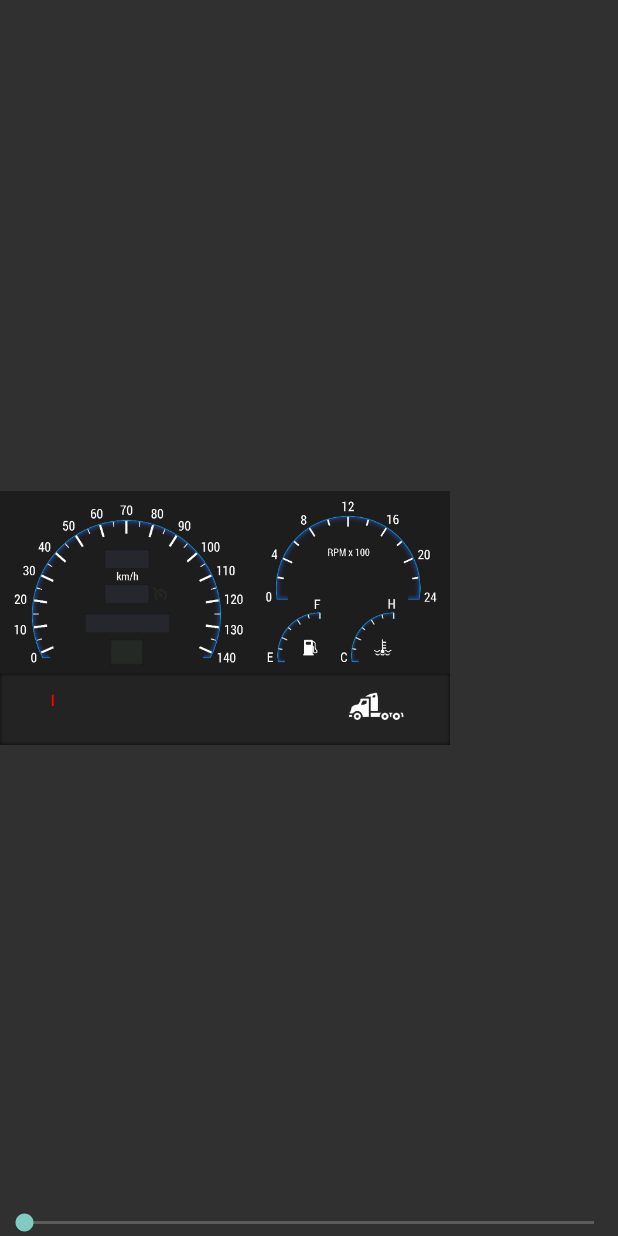
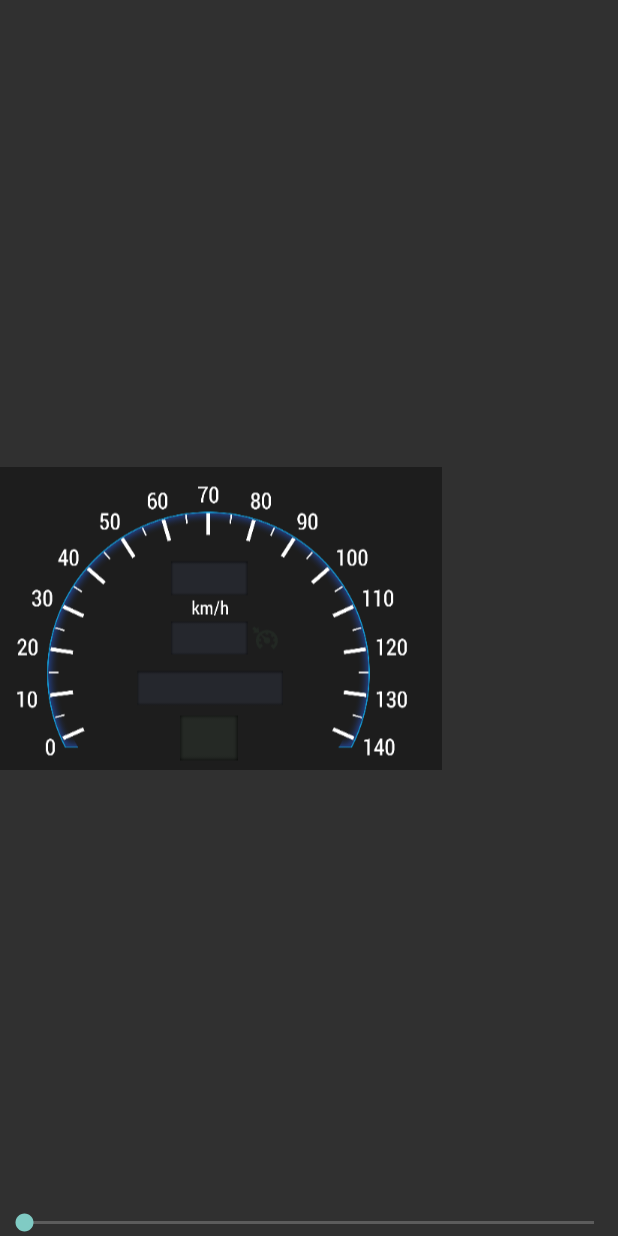
Before and after one commit to CrazyDude1994/ETS2DashboardClient, an Android app: the layout activity_main.xml on its own in the app's theme, with its tools: preview values and no code run, on a phone screen of 412 x 824 dp. Run offline under Robolectric (Android 15) with nearby library versions, the phone set to English and light mode, and no system bars.

Commit message:
Almost the end

```diff
--- a/app/src/main/java/com/crazydude/truckdashboard/GaugageView.java
+++ b/app/src/main/java/com/crazydude/truckdashboard/GaugageView.java
@@ -5,15 +5,20 @@ import android.content.Context;
 import android.content.res.TypedArray;
 import android.graphics.Canvas;
 import android.graphics.Color;
+import android.graphics.Matrix;
 import android.graphics.Paint;
+import android.graphics.Rect;
+import android.graphics.RectF;
 import android.os.Build;
 import android.util.AttributeSet;
+import android.view.MotionEvent;
 import android.view.View;
+import android.widget.ImageView;
 
 /**
  * Created by kartavtsev.s on 30.06.2015.
  */
-public class GaugageView extends View {
+public class GaugageView extends ImageView {
 
     private Paint mPaint;
     private float mCurrentValue;
@@ -26,6 +31,8 @@ public class GaugageView extends View {
     private float mCalculatedStartY;
     private float mCalculatedEndX;
     private float mCalculatedEndY;
+    private float mCoefX;
+    private float mCoefY;
 
     public GaugageView(Context context) {
         super(context);
@@ -51,37 +58,51 @@ public class GaugageView extends View {
 
     private void init(AttributeSet attrs) {
         mPaint = new Paint();
-        mPaint.setColor(Color.RED);
-        mPaint.setStrokeWidth(3);
 
         TypedArray typedArray = getContext().obtainStyledAttributes(attrs, R.styleable.GaugageView);
         mStartAngle = typedArray.getFloat(R.styleable.GaugageView_startAngle, 0);
         mEndAngle = typedArray.getFloat(R.styleable.GaugageView_endAngle, 360);
         mStartLength = typedArray.getFloat(R.styleable.GaugageView_startLength, 0);
         mEndLength = typedArray.getFloat(R.styleable.GaugageView_endLength, 50);
+        mMaxValue = typedArray.getFloat(R.styleable.GaugageView_maxValue, Math.abs(mEndAngle - mStartAngle));
+        mCoefX = typedArray.getFloat(R.styleable.GaugageView_coefX, 0.5f);
+        mCoefY = typedArray.getFloat(R.styleable.GaugageView_coefY, 0.5f);
         mCurrentValue = 0;
-        mMaxValue = Math.abs(mEndAngle - mStartAngle);
+        typedArray.recycle();
         calculateArrowPosition();
     }
 
-    @Override
+/*    @Override
     protected void onMeasure(int widthMeasureSpec, int heightMeasureSpec) {
-        int a = (int) (mEndLength * 2);
+        int a = (int) (Math.max(mEndLength, mCircleRadius) * 2);
         setMeasuredDimension(a, a);
-    }
+    }*/
 
     @Override
     protected void onDraw(Canvas canvas) {
         super.onDraw(canvas);
-        int width = canvas.getWidth() / 2;
-        int height = canvas.getHeight() / 2;
-        canvas.drawLine(width + mCalculatedStartX, height + mCalculatedStartY, width + mCalculatedEndX, height + mCalculatedEndY, mPaint);
+        float width = canvas.getWidth();
+        float height = canvas.getHeight();
+
+        float[] points = {mCalculatedStartX, mCalculatedStartY,
+                mCalculatedEndX, mCalculatedEndY,
+                height};
+
+        getImageMatrix().mapPoints(points);
+
+        float scaledX = points[4] * mCoefX;
+        float scaledY = points[5] * mCoefY;
+
+        mPaint.setColor(Color.RED);
+        mPaint.setStrokeWidth(3);
+        canvas.drawLine(points[0] + scaledX, points[1] + scaledY, points[2] + scaledX,
+                points[3] + scaledY, mPaint);
     }
 
     private void calculateArrowPosition() {
         float angleSize = Math.abs(mEndAngle - mStartAngle);
         float valueCoef = mCurrentValue / mMaxValue;
-        float angle = mStartAngle + (angleSize * (-valueCoef));
+        float angle = -mStartAngle + (angleSize * -valueCoef) + 90;
         double sin = Math.sin(Math.toRadians(angle));
         double cos = Math.cos(Math.toRadians(angle));
         mCalculatedStartX = (float) (mStartLength * sin);
--- a/app/src/main/java/com/crazydude/truckdashboard/MainActivity.java
+++ b/app/src/main/java/com/crazydude/truckdashboard/MainActivity.java
@@ -25,15 +25,10 @@ public class MainActivity extends AppCompatActivity implements ControlsProtocol.
     @ViewById(R.id.gaugage_view)
     GaugageView mSpeedometerView;
 
-    @Override
-    protected void attachBaseContext(Context newBase) {
-        super.attachBaseContext(CalligraphyContextWrapper.wrap(newBase));
-    }
 
     @AfterViews
     void initMainView() {
 
-        mSpeedometerView.setMaxValue(100);
 
         mSeekBar.setOnSeekBarChangeListener(new SeekBar.OnSeekBarChangeListener() {
             @Override
--- a/app/src/main/res/layout/activity_main.xml
+++ b/app/src/main/res/layout/activity_main.xml
@@ -5,23 +5,19 @@
     android:layout_height="match_parent"
     tools:context=".MainActivity">
 
-    <com.crazydude.truckdashboard.GaugageLayout
-        android:layout_width="300dp"
+    <com.crazydude.truckdashboard.GaugageView
+        android:id="@+id/gaugage_view"
+        android:layout_width="wrap_content"
         android:layout_height="match_parent"
-        gaugage:drawable="@drawable/bg_on">
-
-        <com.crazydude.truckdashboard.GaugageView
-            android:id="@+id/gaugage_view"
-            android:layout_width="wrap_content"
-            android:layout_height="wrap_content"
-            gaugage:endAngle="360"
-            gaugage:endLength="120"
-            gaugage:perctangeX="0.2"
-            gaugage:perctangeY="0.2"
-            gaugage:startAngle="0"
-            gaugage:startLength="100" />
-
-    </com.crazydude.truckdashboard.GaugageLayout>
+        android:scaleType="fitCenter"
+        android:src="@drawable/bg_speed"
+        gaugage:coefX="1"
+        gaugage:coefY="1"
+        gaugage:endAngle="382.5"
+        gaugage:endLength="220"
+        gaugage:maxValue="140"
+        gaugage:startAngle="157.5"
+        gaugage:startLength="0" />
 
 
     <SeekBar
@@ -29,6 +25,6 @@
         android:layout_width="match_parent"
         android:layout_height="wrap_content"
         android:layout_alignParentBottom="true"
-        android:max="100" />
+        android:max="140" />
 
 </RelativeLayout>
--- a/app/src/main/res/values/styleable.xml
+++ b/app/src/main/res/values/styleable.xml
@@ -11,5 +11,8 @@
         <attr name="endAngle" format="float" />
         <attr name="startLength" format="float" />
         <attr name="endLength" format="float" />
+        <attr name="maxValue" format="float" />
+        <attr name="coefX" format="float" />
+        <attr name="coefY" format="float" />
     </declare-styleable>
 </resources>
```
Also changed, not shown: app/src/main/res/drawable-xxxhdpi/bg_speed.png (added), 1 other file.
